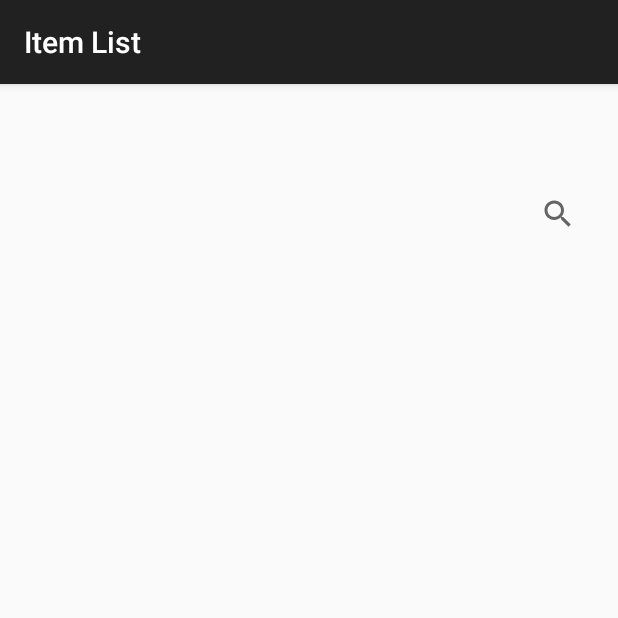
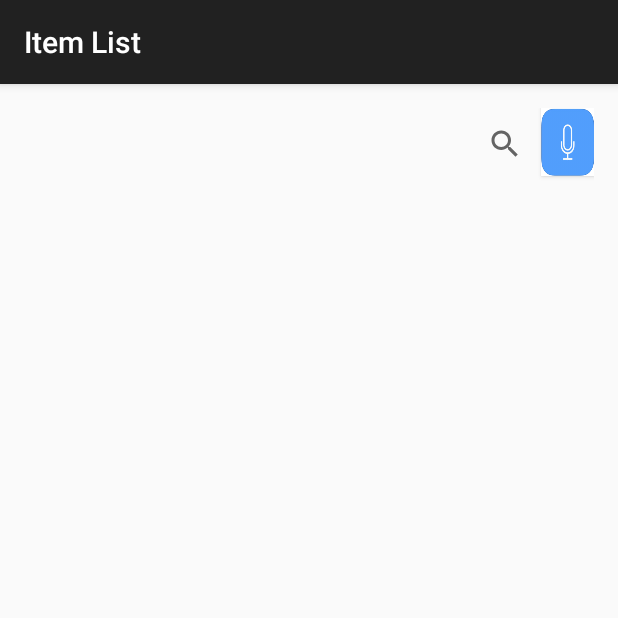
Before and after one commit to namrata-ojha/SmartGroceryTrackerWithFragments, an Android app: the ItemListingActivity screen opened directly, with no data from a screen before it, on a phone screen of 412 x 824 dp, the top half of it. Run offline under Robolectric (Android 15) with nearby library versions, the phone set to English and light mode, and no system bars.

Commit message:
Speech to Text Implementation in Search Bar .

```diff
--- a/app/src/main/java/com/scu/smartgrocerytracker/items/ItemListingActivity.java
+++ b/app/src/main/java/com/scu/smartgrocerytracker/items/ItemListingActivity.java
@@ -1,11 +1,17 @@
 package com.scu.smartgrocerytracker.items;
 
+import android.app.Dialog;
+import android.content.Context;
 import android.content.Intent;
+import android.net.ConnectivityManager;
+import android.net.NetworkInfo;
 import android.os.Bundle;
+import android.speech.RecognizerIntent;
 import android.support.v7.app.AppCompatActivity;
 import android.support.v7.widget.Toolbar;
 import android.view.View;
 import android.widget.AdapterView;
+import android.widget.ArrayAdapter;
 import android.widget.ListView;
 import android.widget.SearchView;
 import android.widget.TextView;
@@ -16,8 +22,35 @@ import com.scu.smartgrocerytracker.SmartGroceryDBHelper;
 import com.scu.smartgrocerytracker.constants.Constants;
 
 import java.util.List;
+import android.os.Bundle;
+import android.support.design.widget.FloatingActionButton;
+import android.support.design.widget.Snackbar;
+import android.support.v7.app.AppCompatActivity;
+import android.support.v7.widget.Toolbar;
+import android.view.View;
+import android.view.Menu;
+import android.view.MenuItem;
+import java.util.ArrayList;
+
+import android.net.ConnectivityManager;
+import android.net.NetworkInfo;
+import android.os.Bundle;
+import android.app.Activity;
+import android.app.Dialog;
+import android.content.Context;
+import android.content.Intent;
+import android.speech.RecognizerIntent;
+import android.view.View;
+import android.view.View.OnClickListener;
+import android.widget.AdapterView;
+import android.widget.ArrayAdapter;
+import android.widget.Button;
+import android.widget.ListView;
+import android.widget.TextView;
+import android.widget.Toast;
 
 public class ItemListingActivity extends AppCompatActivity {
+    private static final int REQUEST_CODE = 1234;
     static Items itemClicked;
     SmartGroceryDBHelper dbHelper;
     String itemNameToAdd;
@@ -26,6 +59,13 @@ public class ItemListingActivity extends AppCompatActivity {
     int quantity;
     ItemListingAdpater itemAdapter;
     String itemPathh;
+    Button Start;
+    TextView Speech;
+    Dialog match_text_dialog;
+    ListView textlist;
+    ArrayList<String> matches_text;
+    SearchView searchv ;
+
     @Override
     protected void onCreate(Bundle savedInstanceState) {
         super.onCreate(savedInstanceState);
@@ -33,18 +73,36 @@ public class ItemListingActivity extends AppCompatActivity {
         Toolbar toolbar = (Toolbar) findViewById(R.id.toolbar);
         setSupportActionBar(toolbar);
         ListView listView = (ListView) findViewById(R.id.listViewItem);
-        SearchView searchv = (SearchView) findViewById(R.id.searchView);
-
+        Start = (Button)findViewById(R.id.start_reg);
+        searchv = (SearchView) findViewById(R.id.searchView);
+        //Speech = (TextView)findViewById(R.id.speech);
         dbHelper = SmartGroceryDBHelper.getInstance(getApplicationContext());
         //Get  intent value
         Intent intent = getIntent();
-        TextView itemLabel = (TextView) findViewById(R.id.textViewLabelItem);
+      //  TextView itemLabel = (TextView) findViewById(R.id.textViewLabelItem);
         String categoryText = intent.getStringExtra(Constants.CATEGORY_NAME);
-        itemLabel.setText(categoryText);
+//        itemLabel.setText(categoryText);
         dbHelper = SmartGroceryDBHelper.getInstance(getApplicationContext());
         List<Items> item = dbHelper.getItemsByCategory(categoryText);
         itemAdapter = new ItemListingAdpater(this, item);
         listView.setAdapter(itemAdapter);
+
+
+
+        Start.setOnClickListener(new OnClickListener() {
+            @Override
+            public void onClick(View v) {
+                if (isConnected()) {
+                    Intent intent = new Intent(RecognizerIntent.ACTION_RECOGNIZE_SPEECH);
+                    intent.putExtra(RecognizerIntent.EXTRA_LANGUAGE_MODEL,
+                            RecognizerIntent.LANGUAGE_MODEL_FREE_FORM);
+                    startActivityForResult(intent, REQUEST_CODE);
+                } else {
+                    Toast.makeText(getApplicationContext(), "Please Connect to Internet", Toast.LENGTH_LONG).show();
+                }
+            }
+
+        });
 //
         searchv.setOnQueryTextListener(new SearchView.OnQueryTextListener() {
             @Override
@@ -59,6 +117,7 @@ public class ItemListingActivity extends AppCompatActivity {
             }
         });
 
+
         listView.setOnItemClickListener(new AdapterView.OnItemClickListener() {
             @Override
             public void onItemClick(AdapterView<?> parent, View view, int position, long id) {
@@ -66,19 +125,60 @@ public class ItemListingActivity extends AppCompatActivity {
                 itemNameToAdd = itemClicked.getItemName();
                 categoryToAdd = itemClicked.getItemCategory();
                 itemID = itemClicked.getId();
-                itemPathh=itemClicked.getItemPath();
+                itemPathh = itemClicked.getItemPath();
                 quantity = 1;
-                dbHelper.insertItemInShoppingList(itemNameToAdd, categoryToAdd, quantity, itemID,itemPathh);
+                dbHelper.insertItemInShoppingList(itemNameToAdd, categoryToAdd, quantity, itemID, itemPathh);
 
                 String toast = "" + itemNameToAdd + " added to shopping List!!!";
                 Toast.makeText(ItemListingActivity.this, toast, Toast.LENGTH_LONG).show();
+                itemAdapter.getFilter().filter("");
+                searchv.setQuery("", false);
 
             }
 
         });
+    }
+    public boolean isConnected() {
+        ConnectivityManager cm = (ConnectivityManager) getSystemService(Context.CONNECTIVITY_SERVICE);
+        NetworkInfo net = cm.getActiveNetworkInfo();
+        if (net != null && net.isAvailable() && net.isConnected()) {
+            return true;
+        } else {
+            return false;
+        }
+    }
+
+    @Override
+    protected void onActivityResult(int requestCode, int resultCode, Intent data) {
+        if (requestCode == REQUEST_CODE && resultCode == RESULT_OK) {
+
+            match_text_dialog = new Dialog(ItemListingActivity.this);
+            match_text_dialog.setContentView(R.layout.dialog_matches_frag);
+            match_text_dialog.setTitle("Select Matching Text");
+            textlist = (ListView) match_text_dialog.findViewById(R.id.list);
+            matches_text = data
+                    .getStringArrayListExtra(RecognizerIntent.EXTRA_RESULTS);
+            ArrayAdapter<String> adapter = new ArrayAdapter<String>(this,
+                    android.R.layout.simple_list_item_1, matches_text);
+            textlist.setAdapter(adapter);
+            textlist.setOnItemClickListener(new AdapterView.OnItemClickListener() {
+                @Override
+                public void onItemClick(AdapterView<?> parent, View view,
+                                        int position, long id) {
+
+                   // Speech.setText("You have said " + matches_text.get(position));
+
+                    searchv.setQuery(matches_text.get(position), false);
+                    match_text_dialog.hide();
+                }
+            });
+            match_text_dialog.show();
+
+        }
+        super.onActivityResult(requestCode, resultCode, data);
+    }
 
 
-    }
 
 
 //    @Override
--- a/app/src/main/res/layout/content_item_listing.xml
+++ b/app/src/main/res/layout/content_item_listing.xml
@@ -20,24 +20,21 @@
         android:layout_alignParentStart="true"
         android:layout_below="@+id/searchView" />
 
-    <TextView
-        android:id="@+id/textViewLabelItem"
-        android:layout_width="wrap_content"
-        android:layout_height="wrap_content"
-        android:layout_alignParentTop="true"
-        android:layout_centerHorizontal="true"
-        android:paddingTop="25dp"
-        android:text="Items"
-        android:textSize="15dp"
-        android:textStyle="bold" />
+    <Button
+        android:layout_width="35dp"
+        android:layout_height="45dp"
+        android:id="@+id/start_reg"
+        android:layout_alignParentRight="true"
+        android:layout_alignParentEnd="true"
+        android:background="@drawable/speechtotext" />
 
     <SearchView
         android:id="@+id/searchView"
         android:layout_width="wrap_content"
         android:layout_height="wrap_content"
-        android:layout_alignEnd="@+id/listViewItem"
-        android:layout_alignRight="@+id/listViewItem"
-        android:layout_below="@+id/textViewLabelItem"
-        android:queryHint="Search ..." />
+        android:queryHint="Search ..."
+        android:layout_alignTop="@+id/start_reg"
+        android:layout_toLeftOf="@+id/start_reg"
+        android:layout_toStartOf="@+id/start_reg" />
 
 </RelativeLayout>
```
Also changed, not shown: app/src/main/res/layout/dialog_matches_frag.xml (added, +12 -0 lines), app/src/main/res/drawable-mdpi/speechtotext.png (added).
